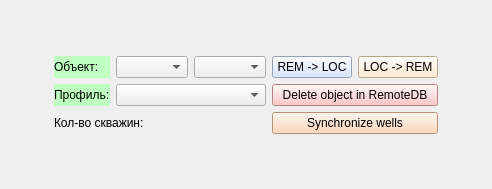
idergunoff/geovel_1.0, file qt/rem_db_window.ui: the form before one commit.
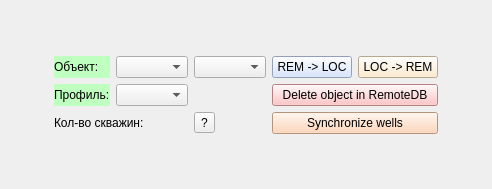
The form after the commit.

Commit message: count wells button

The edit to the form file:
```diff
--- a/qt/rem_db_window.ui
+++ b/qt/rem_db_window.ui
@@ -13,7 +13,7 @@
   <property name="windowTitle">
    <string>RemoteDB</string>
   </property>
-  <layout class="QGridLayout" name="gridLayout_2">
+  <layout class="QGridLayout" name="gridLayout_4">
    <item row="0" column="1">
     <spacer name="verticalSpacer_2">
      <property name="orientation">
@@ -22,7 +22,7 @@
      <property name="sizeHint" stdset="0">
       <size>
        <width>20</width>
-       <height>35</height>
+       <height>34</height>
       </size>
      </property>
     </spacer>
@@ -34,14 +34,16 @@
      </property>
      <property name="sizeHint" stdset="0">
       <size>
-       <width>47</width>
+       <width>45</width>
        <height>20</height>
       </size>
      </property>
     </spacer>
    </item>
    <item row="1" column="1">
-    <layout class="QGridLayout" name="gridLayout">
+    <layout class="QGridLayout" name="gridLayout_3">
+     <item row="0" column="0">
+      <layout class="QGridLayout" name="gridLayout_2">
      <item row="0" column="0">
       <widget class="QLabel" name="label_4">
        <property name="styleSheet">
@@ -65,7 +67,45 @@
      <item row="0" column="2">
       <widget class="QComboBox" name="comboBox_research_rem"/>
      </item>
-     <item row="0" column="3">
+       <item row="1" column="0">
+        <widget class="QLabel" name="label_5">
+         <property name="styleSheet">
+          <string notr="true">background-color: rgb(191, 255, 191);</string>
+         </property>
+         <property name="text">
+          <string>Профиль:</string>
+         </property>
+        </widget>
+       </item>
+       <item row="1" column="1">
+        <widget class="QComboBox" name="comboBox_profile_rem">
+         <property name="sizePolicy">
+          <sizepolicy hsizetype="Preferred" vsizetype="Fixed">
+           <horstretch>0</horstretch>
+           <verstretch>0</verstretch>
+          </sizepolicy>
+         </property>
+        </widget>
+       </item>
+       <item row="2" column="0" colspan="2">
+        <widget class="QLabel" name="label_wells_count">
+         <property name="text">
+          <string>Кол-во скважин: </string>
+         </property>
+        </widget>
+       </item>
+       <item row="2" column="2">
+        <widget class="QToolButton" name="toolButton_cw">
+         <property name="text">
+          <string>?</string>
+         </property>
+        </widget>
+       </item>
+      </layout>
+     </item>
+     <item row="0" column="1">
+      <layout class="QGridLayout" name="gridLayout">
+       <item row="0" column="0">
       <widget class="QPushButton" name="pushButton_load_obj_rem">
        <property name="toolTip">
         <string>Загрузить объект с удаленной БД на локальную</string>
@@ -78,7 +118,7 @@
        </property>
       </widget>
      </item>
-     <item row="0" column="4">
+       <item row="0" column="1">
       <widget class="QPushButton" name="pushButton_unload_obj_rem">
        <property name="toolTip">
         <string>Выгрузить объект с локальной БД на удаленную</string>
@@ -91,27 +131,7 @@
        </property>
       </widget>
      </item>
-     <item row="1" column="0">
-      <widget class="QLabel" name="label_5">
-       <property name="styleSheet">
-        <string notr="true">background-color: rgb(191, 255, 191);</string>
-       </property>
-       <property name="text">
-        <string>Профиль:</string>
-       </property>
-      </widget>
-     </item>
-     <item row="1" column="1" colspan="2">
-      <widget class="QComboBox" name="comboBox_profile_rem">
-       <property name="sizePolicy">
-        <sizepolicy hsizetype="Preferred" vsizetype="Fixed">
-         <horstretch>0</horstretch>
-         <verstretch>0</verstretch>
-        </sizepolicy>
-       </property>
-      </widget>
-     </item>
-     <item row="1" column="3" colspan="2">
+       <item row="1" column="0" colspan="2">
       <widget class="QPushButton" name="pushButton_delete_obj_rem">
        <property name="toolTip">
         <string>Удалить объект в удаленной БД</string>
@@ -124,14 +144,7 @@
        </property>
       </widget>
      </item>
-     <item row="2" column="0" colspan="3">
-      <widget class="QLabel" name="label_wells_count">
-       <property name="text">
-        <string>Кол-во скважин: </string>
-       </property>
-      </widget>
-     </item>
-     <item row="2" column="3" colspan="2">
+       <item row="2" column="0" colspan="2">
       <widget class="QPushButton" name="pushButton_sync_wells">
        <property name="styleSheet">
         <string notr="true">background-color: rgb(255, 205, 169);</string>
@@ -143,6 +156,8 @@
      </item>
     </layout>
    </item>
+    </layout>
+   </item>
    <item row="1" column="2">
     <spacer name="horizontalSpacer">
      <property name="orientation">
@@ -150,7 +165,7 @@
      </property>
      <property name="sizeHint" stdset="0">
       <size>
-       <width>46</width>
+       <width>44</width>
        <height>17</height>
       </size>
      </property>
@@ -164,7 +179,7 @@
      <property name="sizeHint" stdset="0">
       <size>
        <width>20</width>
-       <height>35</height>
+       <height>34</height>
       </size>
      </property>
     </spacer>
```
Lines whose indentation alone changed are shown as unchanged. The commit also changes 3 other files.
